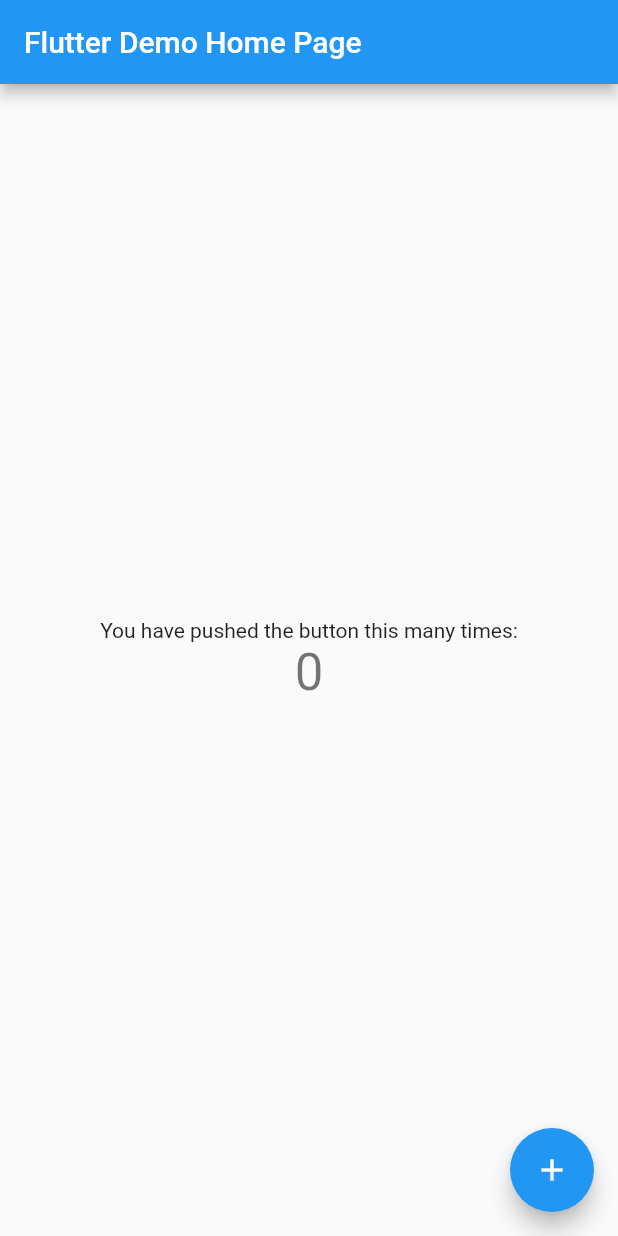
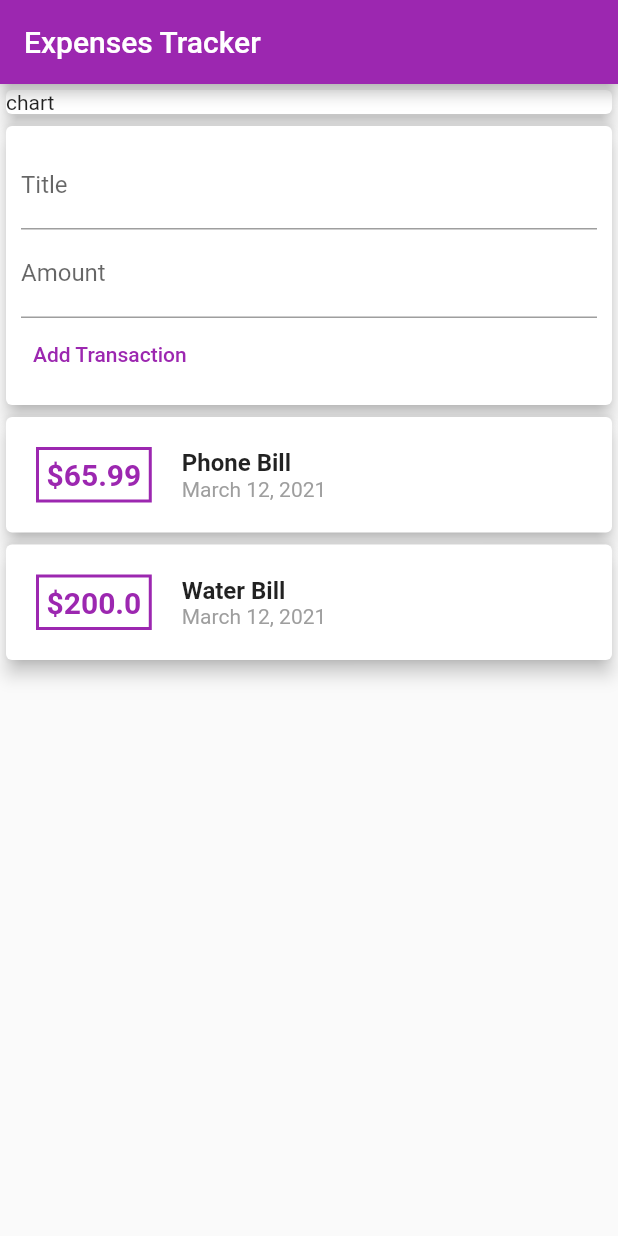
Before and after one commit to JuanBalceda/expenses_tracker, a Flutter app: the screen it shows after launch, on a phone screen of 412 x 824 dp. Run offline on Flutter 3.47's test engine with Material 2 defaults, Android fonts, the phone set to English and light mode, and no system bars.

Commit message:
Spliting the app in widgets

```diff
--- a/lib/main.dart
+++ b/lib/main.dart
@@ -1,113 +1,32 @@
+import 'package:expenses_tracker/widgets/user_transaction.dart';
 import 'package:flutter/material.dart';
 
 void main() {
-  runApp(MyApp());
+  runApp(HomePage());
 }
 
-class MyApp extends StatelessWidget {
-  // This widget is the root of your application.
+class HomePage extends StatelessWidget {
   @override
   Widget build(BuildContext context) {
     return MaterialApp(
-      title: 'Flutter Demo',
-      theme: ThemeData(
-        // This is the theme of your application.
-        //
-        // Try running your application with "flutter run". You'll see the
-        // application has a blue toolbar. Then, without quitting the app, try
-        // changing the primarySwatch below to Colors.green and then invoke
-        // "hot reload" (press "r" in the console where you ran "flutter run",
-        // or simply save your changes to "hot reload" in a Flutter IDE).
-        // Notice that the counter didn't reset back to zero; the application
-        // is not restarted.
-        primarySwatch: Colors.blue,
+      home: Scaffold(
+        appBar: AppBar(
+          title: Text('Expenses Tracker'),
+          backgroundColor: Colors.purple,
+        ),
+        body: Column(
+          crossAxisAlignment: CrossAxisAlignment.stretch,
+          children: [
+            Container(
+              child: Card(
+                child: Text('chart'),
+                elevation: 5,
+              ),
+            ),
+            UserTransaction(),
+          ],
+        ),
       ),
-      home: MyHomePage(title: 'Flutter Demo Home Page'),
     );
   }
 }
-
-class MyHomePage extends StatefulWidget {
-  MyHomePage({Key? key, this.title}) : super(key: key);
-
-  // This widget is the home page of your application. It is stateful, meaning
-  // that it has a State object (defined below) that contains fields that affect
-  // how it looks.
-
-  // This class is the configuration for the state. It holds the values (in this
-  // case the title) provided by the parent (in this case the App widget) and
-  // used by the build method of the State. Fields in a Widget subclass are
-  // always marked "final".
-
-  final String? title;
-
-  @override
-  _MyHomePageState createState() => _MyHomePageState();
-}
-
-class _MyHomePageState extends State<MyHomePage> {
-  int _counter = 0;
-
-  void _incrementCounter() {
-    setState(() {
-      // This call to setState tells the Flutter framework that something has
-      // changed in this State, which causes it to rerun the build method below
-      // so that the display can reflect the updated values. If we changed
-      // _counter without calling setState(), then the build method would not be
-      // called again, and so nothing would appear to happen.
-      _counter++;
-    });
-  }
-
-  @override
-  Widget build(BuildContext context) {
-    // This method is rerun every time setState is called, for instance as done
-    // by the _incrementCounter method above.
-    //
-    // The Flutter framework has been optimized to make rerunning build methods
-    // fast, so that you can just rebuild anything that needs updating rather
-    // than having to individually change instances of widgets.
-    return Scaffold(
-      appBar: AppBar(
-        // Here we take the value from the MyHomePage object that was created by
-        // the App.build method, and use it to set our appbar title.
-        title: Text(widget.title!),
-      ),
-      body: Center(
-        // Center is a layout widget. It takes a single child and positions it
-        // in the middle of the parent.
-        child: Column(
-          // Column is also a layout widget. It takes a list of children and
-          // arranges them vertically. By default, it sizes itself to fit its
-          // children horizontally, and tries to be as tall as its parent.
-          //
-          // Invoke "debug painting" (press "p" in the console, choose the
-          // "Toggle Debug Paint" action from the Flutter Inspector in Android
-          // Studio, or the "Toggle Debug Paint" command in Visual Studio Code)
-          // to see the wireframe for each widget.
-          //
-          // Column has various properties to control how it sizes itself and
-          // how it positions its children. Here we use mainAxisAlignment to
-          // center the children vertically; the main axis here is the vertical
-          // axis because Columns are vertical (the cross axis would be
-          // horizontal).
-          mainAxisAlignment: MainAxisAlignment.center,
-          children: <Widget>[
-            Text(
-              'You have pushed the button this many times:',
-            ),
-            Text(
-              '$_counter',
-              style: Theme.of(context).textTheme.headline4,
-            ),
-          ],
-        ),
-      ),
-      floatingActionButton: FloatingActionButton(
-        onPressed: _incrementCounter,
-        tooltip: 'Increment',
-        child: Icon(Icons.add),
-      ), // This trailing comma makes auto-formatting nicer for build methods.
-    );
-  }
-}
--- /dev/null
+++ b/lib/models/transaction.dart
@@ -0,0 +1,13 @@
+class Transaction {
+  final String id;
+  final String title;
+  final double amount;
+  final DateTime date;
+
+  Transaction({
+    required this.id,
+    required this.title,
+    required this.amount,
+    required this.date,
+  });
+}
--- /dev/null
+++ b/lib/widgets/new_transaction.dart
@@ -0,0 +1,44 @@
+import 'package:flutter/material.dart';
+
+class NewTransaction extends StatelessWidget {
+  final titleController = TextEditingController();
+  final amountController = TextEditingController();
+
+  final Function onPressAction;
+
+  NewTransaction(this.onPressAction);
+
+  @override
+  Widget build(BuildContext context) {
+    return Card(
+      child: Container(
+        padding: EdgeInsets.all(10),
+        child: Column(
+          crossAxisAlignment: CrossAxisAlignment.start,
+          children: [
+            TextField(
+              decoration: InputDecoration(labelText: 'Title'),
+              controller: titleController,
+              // onChanged: (value) => titleInput = value,
+            ),
+            TextField(
+              decoration: InputDecoration(labelText: 'Amount'),
+              controller: amountController,
+            ),
+            TextButton(
+              onPressed: () {
+                onPressAction(
+                  titleController.text,
+                  double.parse(amountController.text),
+                );
+              },
+              style: TextButton.styleFrom(primary: Colors.purple),
+              child: Text('Add Transaction'),
+            )
+          ],
+        ),
+      ),
+      elevation: 5,
+    );
+  }
+}
--- /dev/null
+++ b/lib/widgets/transaction_list.dart
@@ -0,0 +1,60 @@
+import 'package:expenses_tracker/models/transaction.dart';
+import 'package:flutter/material.dart';
+import 'package:intl/intl.dart';
+
+class TransactionList extends StatelessWidget {
+  final List<Transaction> transactions;
+
+  TransactionList(this.transactions);
+
+  @override
+  Widget build(BuildContext context) {
+    return Column(
+      children: transactions.map((tx) {
+        return Card(
+          child: Row(
+            children: [
+              Container(
+                padding: EdgeInsets.all(5),
+                child: Text(
+                  '\$${tx.amount}',
+                  style: TextStyle(
+                    fontSize: 20,
+                    fontWeight: FontWeight.bold,
+                    color: Colors.purple,
+                  ),
+                ),
+                margin: EdgeInsets.all(20),
+                decoration: BoxDecoration(
+                  border: Border.all(
+                    color: Colors.purple,
+                    width: 2,
+                  ),
+                ),
+              ),
+              Column(
+                crossAxisAlignment: CrossAxisAlignment.start,
+                children: [
+                  Text(
+                    tx.title,
+                    style: TextStyle(
+                      fontSize: 16,
+                      fontWeight: FontWeight.bold,
+                    ),
+                  ),
+                  Text(
+                    DateFormat.yMMMMd().format(tx.date),
+                    style: TextStyle(
+                      color: Colors.grey,
+                    ),
+                  ),
+                ],
+              )
+            ],
+          ),
+          elevation: 5,
+        );
+      }).toList(),
+    );
+  }
+}
--- /dev/null
+++ b/lib/widgets/user_transaction.dart
@@ -0,0 +1,49 @@
+import 'package:expenses_tracker/models/transaction.dart';
+import 'package:expenses_tracker/widgets/new_transaction.dart';
+import 'package:expenses_tracker/widgets/transaction_list.dart';
+import 'package:flutter/material.dart';
+
+class UserTransaction extends StatefulWidget {
+  @override
+  State createState() => _UserTransactionState();
+}
+
+class _UserTransactionState extends State<UserTransaction> {
+  List<Transaction> _userTransactions = [
+    Transaction(
+      id: '1',
+      title: 'Phone Bill',
+      amount: 65.99,
+      date: DateTime.now(),
+    ),
+    Transaction(
+      id: '2',
+      title: 'Water Bill',
+      amount: 200.00,
+      date: DateTime.now(),
+    ),
+  ];
+
+  void _addNewTransaction(String txTitle, double txAmount) {
+    final newTx = Transaction(
+      id: _userTransactions.length.toString(),
+      title: txTitle,
+      amount: txAmount,
+      date: DateTime.now(),
+    );
+
+    setState(() {
+      _userTransactions.add(newTx);
+    });
+  }
+
+  @override
+  Widget build(BuildContext context) {
+    return Column(
+      children: [
+        NewTransaction(_addNewTransaction),
+        TransactionList(_userTransactions),
+      ],
+    );
+  }
+}
--- a/pubspec.yaml
+++ b/pubspec.yaml
@@ -23,7 +23,7 @@ environment:
 dependencies:
   flutter:
     sdk: flutter
-
+  intl: ^0.17.0
 
   # The following adds the Cupertino Icons font to your application.
   # Use with the CupertinoIcons class for iOS style icons.
```
Also changed, not shown: lib/widgets/transaction_list_item.dart (added), pubspec.lock, 1 other file.
